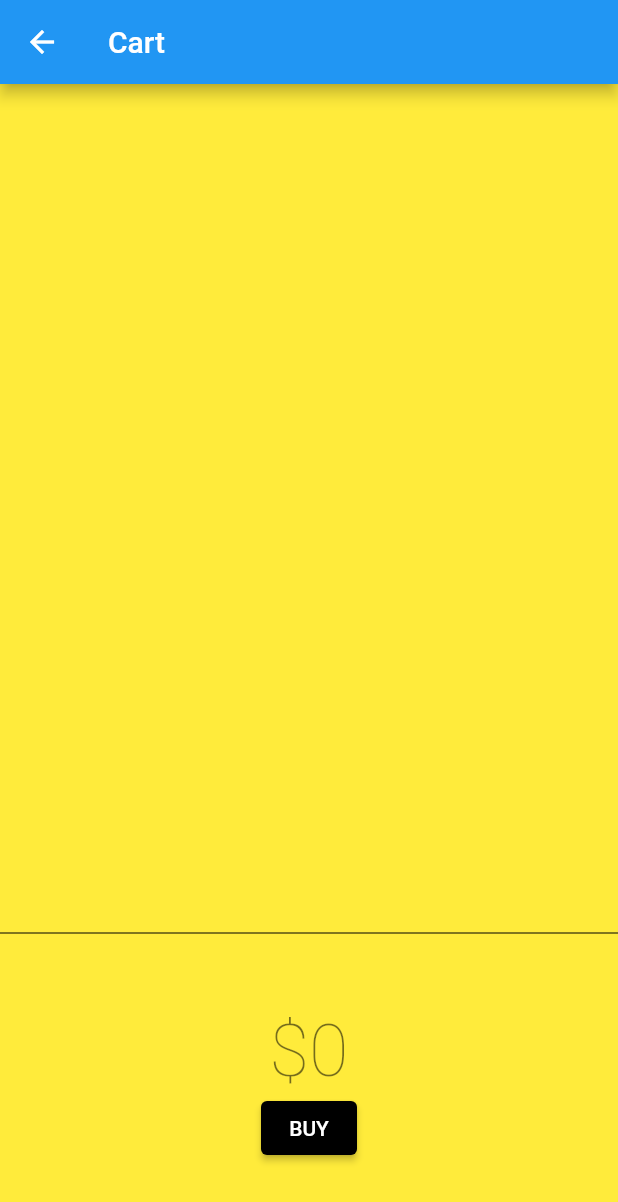
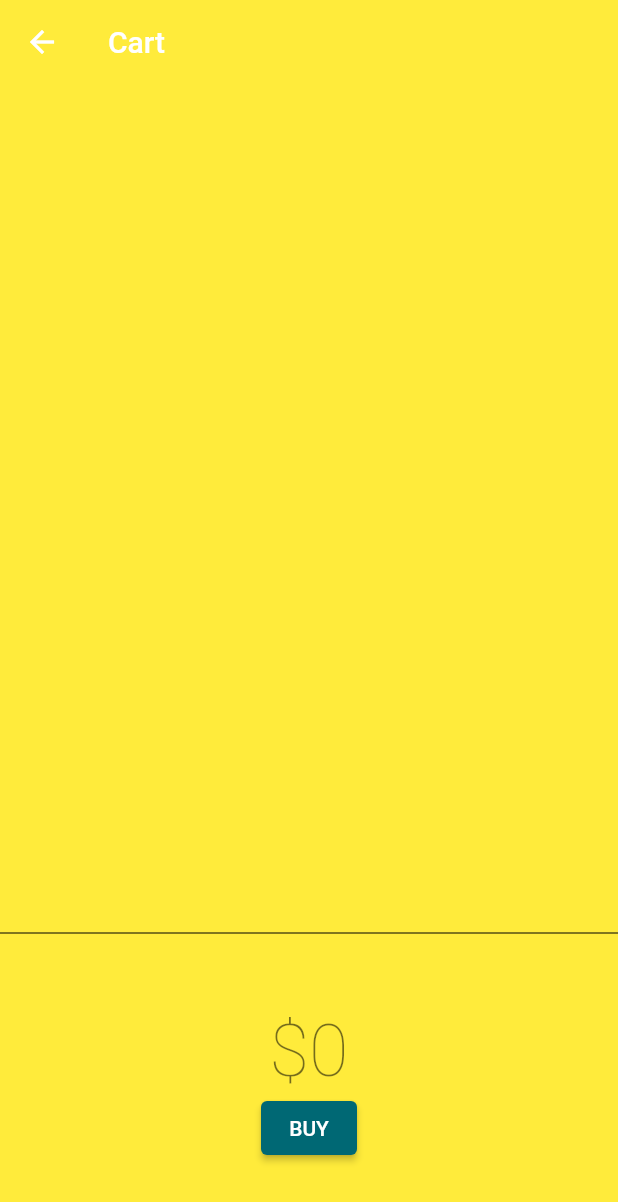
Before and after one commit to AndreiGS/bloc_shopping_example_complete, a Flutter app: the screen it shows after launch, after a tap on the "shopping cart" icon, on a phone screen of 412 x 824 dp. Shown: the top 1202 px of the screen. Run offline on Flutter 3.47's test engine with Material 2 defaults, Android fonts, the phone set to English and light mode, and no system bars; our stand-ins replace bloc, equatable, flutter_bloc.

Commit message:
chore(flutter_shopping_cart): update styles for material 3 compat

```diff
--- a/lib/app.dart
+++ b/lib/app.dart
@@ -26,6 +26,13 @@ class App extends StatelessWidget {
       ],
       child: MaterialApp(
         title: 'Flutter Bloc Shopping Cart',
+        theme: ThemeData(
+          colorScheme: ColorScheme.fromSeed(seedColor: Colors.white),
+          appBarTheme: const AppBarTheme(
+            backgroundColor: Colors.transparent,
+            elevation: 0,
+          ),
+        ),
         initialRoute: '/',
         routes: {
           '/': (_) => const CatalogPage(),
--- a/lib/cart/view/cart_page.dart
+++ b/lib/cart/view/cart_page.dart
@@ -8,6 +8,7 @@ class CartPage extends StatelessWidget {
   @override
   Widget build(BuildContext context) {
     return Scaffold(
+      extendBodyBehindAppBar: true,
       appBar: AppBar(title: const Text('Cart')),
       body: const ColoredBox(
         color: Colors.yellow,
@@ -97,7 +98,6 @@ class CartTotal extends StatelessWidget {
                   const SnackBar(content: Text('Buying not supported yet.')),
                 );
               },
-              style: ElevatedButton.styleFrom(backgroundColor: Colors.black),
               child: const Text('BUY'),
             ),
           ],
```
